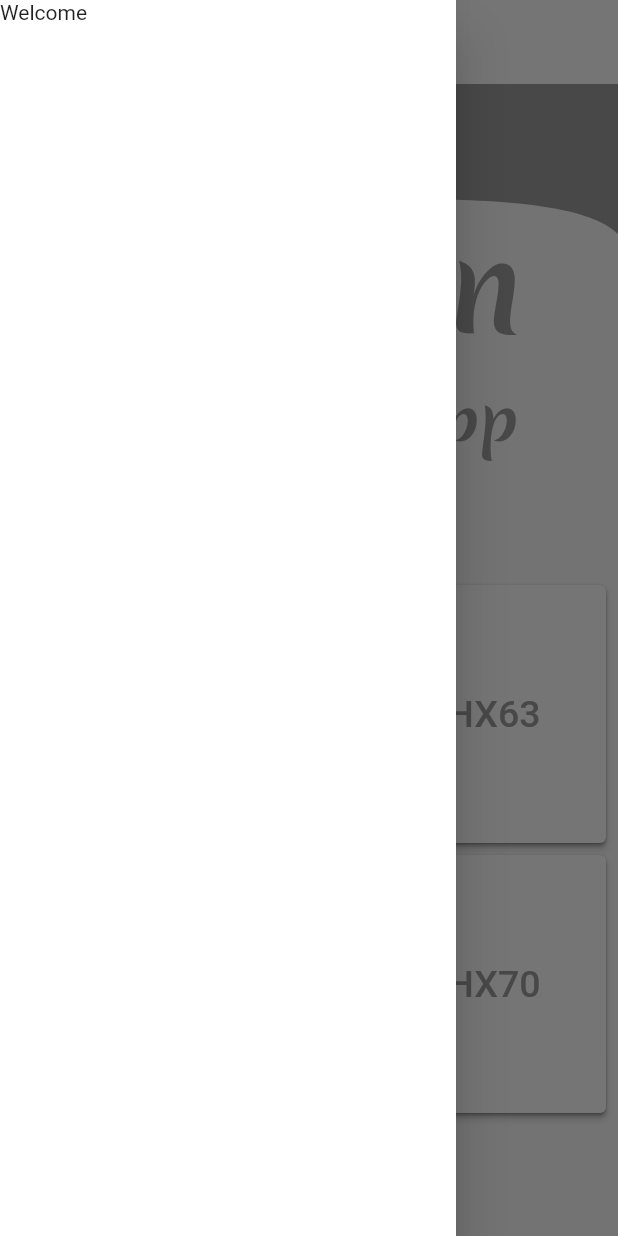
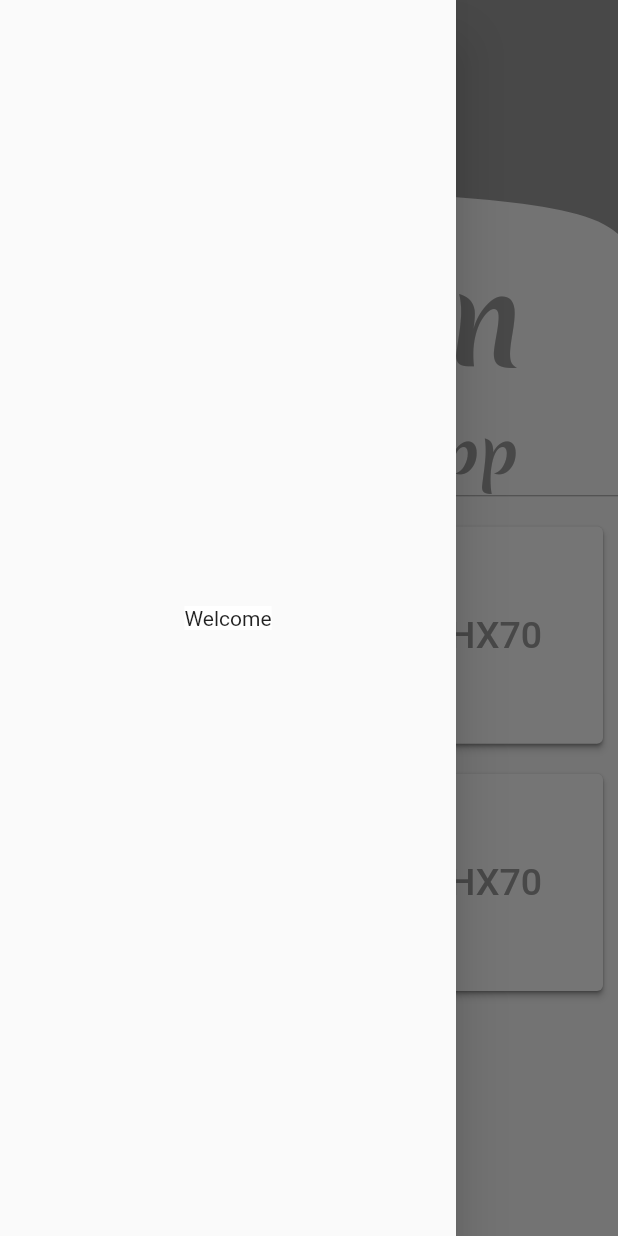
Before and after one commit to LutzHoffmann/jongen, a Flutter app: the screen it shows after launch, in the side drawer, after a tap on "417HX63", on a phone screen of 412 x 824 dp. Run offline on Flutter 3.47's test engine with Material 2 defaults, Android fonts, the phone set to English and light mode, and no system bars; our stand-ins replace get, pdf, printing, sqflite; missing offline and left inert: excel; accounts and stored records are empty.

Commit message:
allwwork on 18122021 less pdf and abaut/info

```diff
--- a/lib/screens/start_screen.dart
+++ b/lib/screens/start_screen.dart
@@ -1,5 +1,7 @@
 import 'package:flutter/material.dart';
 import 'package:get/route_manager.dart';
+import 'package:jongen/widgets/mainscreen_buttons.dart';
+
 import 'package:jongen/widgets/my_custom_clipper.dart';
 import '../widgets/main_drawer.dart';
 
@@ -11,17 +13,19 @@ class StartScreen extends StatelessWidget {
     return Scaffold(
       appBar: AppBar(
         elevation: 0,
-        iconTheme: IconThemeData(color: Theme.of(context).accentColor),
-        backgroundColor: Theme.of(context).primaryColor,
+        iconTheme: IconThemeData(color: Theme.of(context).primaryColor),
+        backgroundColor: Theme.of(context).accentColor,
         toolbarOpacity: 1,
         title: Text(
           'Jongen',
-          style: TextStyle(color: Theme.of(context).accentColor),
+          style: TextStyle(color: Theme.of(context).primaryColor),
         ),
       ),
       drawer: MainDrawer(),
       body: Container(
-        child: Stack(
+        child: Column(
+          children: [
+            Stack(
               children: [
                 Column(
                   mainAxisAlignment: MainAxisAlignment.start,
@@ -34,6 +38,8 @@ class StartScreen extends StatelessWidget {
                         height: 100,
                         color: Colors.grey,
                       ),
+                    ),
+                  ],
                 ),
               ],
             ),
@@ -70,100 +76,26 @@ class StartScreen extends StatelessWidget {
                       ),
                     ],
                   ),
+                  Divider(
+                    height: 1,
+                    color: Theme.of(context).accentColor,
+                  ),
                   Row(
                     mainAxisAlignment: MainAxisAlignment.spaceEvenly,
+                    crossAxisAlignment: CrossAxisAlignment.end,
                     children: [
                       Column(
-                        mainAxisAlignment: MainAxisAlignment.spaceEvenly,
+                        mainAxisAlignment: MainAxisAlignment.end,
                         children: [
-                          Stack(
-                            children: [
-                              Container(
-                                height: 180,
-                                width: 200,
-                                child: Card(
-                                  color: Colors.transparent,
-                                  child: ElevatedButton(
-                                    style: ElevatedButton.styleFrom(
-                                      primary: Colors.white,
-                                    ),
-                                    onPressed: () => Get.toNamed('/screenkurz',
-                                        arguments: ['GEO417', 'HX63']),
-                                    child: Text(
-                                      '417HX63',
-                                      style: TextStyle(
-                                          color: Theme.of(context).accentColor,
-                                          fontSize: 25),
-                                    ),
-                                  ),
-                                ),
-                              ),
-                            ],
-                          ),
-                          Container(
-                            height: 180,
-                            width: 200,
-                            child: Card(
-                              color: Colors.transparent,
-                              child: ElevatedButton(
-                                style: ElevatedButton.styleFrom(
-                                  primary: Colors.white,
-                                ),
-                                onPressed: () => Get.toNamed('/screenkurz',
-                                    arguments: ['GEO417', 'HX70']),
-                                child: Text(
-                                  '417HX70',
-                                  style: TextStyle(
-                                      color: Theme.of(context).accentColor,
-                                      fontSize: 25),
-                                ),
-                              ),
-                            ),
-                          ),
+                          MainScreenButtons('417HX63'),
+                          MainScreenButtons('418HX63'),
                         ],
                       ),
                       Column(
                         mainAxisAlignment: MainAxisAlignment.spaceEvenly,
                         children: [
-                          Container(
-                            height: 180,
-                            width: 200,
-                            child: Card(
-                              color: Colors.transparent,
-                              child: ElevatedButton(
-                                  style: ElevatedButton.styleFrom(
-                                    primary: Colors.white,
-                                  ),
-                                  onPressed: () => Get.toNamed('/screenkurz',
-                                      arguments: ['GEO418', 'HX63']),
-                                  child: Text(
-                                    '418HX63',
-                                    style: TextStyle(
-                                        color: Theme.of(context).accentColor,
-                                        fontSize: 25),
-                                  )),
-                            ),
-                          ),
-                          Container(
-                            height: 180,
-                            width: 200,
-                            child: Card(
-                              color: Colors.transparent,
-                              child: ElevatedButton(
-                                style: ElevatedButton.styleFrom(
-                                  primary: Colors.white,
-                                ),
-                                onPressed: () => Get.toNamed('/screenkurz',
-                                    arguments: ['GEO418', 'HX70']),
-                                child: Text(
-                                  '418HX70',
-                                  style: TextStyle(
-                                      color: Theme.of(context).accentColor,
-                                      fontSize: 25),
-                                ),
-                              ),
-                            ),
-                          ),
+                          MainScreenButtons('417HX70'),
+                          MainScreenButtons('418HX70')
                         ],
                       ),
                     ],
--- a/lib/widgets/button_bar.dart
+++ b/lib/widgets/button_bar.dart
@@ -10,9 +10,10 @@ class ButtBar extends StatelessWidget {
     return ChangeNotifierProvider(
       create: (_) => MaterialChoiseProvider(),
       child: Container(
+        alignment: Alignment.center,
         child: ButtonBar(
           buttonPadding: EdgeInsets.symmetric(vertical: 0, horizontal: 0),
-          alignment: MainAxisAlignment.end,
+          alignment: MainAxisAlignment.center,
           children: [
             ChoiseButtons('rough'),
             ChoiseButtons('finish'),
--- a/lib/widgets/elevated_buttons.dart
+++ b/lib/widgets/elevated_buttons.dart
@@ -67,6 +67,7 @@ class _ChoiseButtonsState extends State<ChoiseButtons> {
         buttonPressed(widget.text),
         showDialog(
           context: context,
+          barrierDismissible: false,
           builder: (BuildContext context) {
             return ChoiseDialog();
           },
--- a/lib/widgets/main_drawer.dart
+++ b/lib/widgets/main_drawer.dart
@@ -4,9 +4,14 @@ class MainDrawer extends StatelessWidget {
   @override
   Widget build(BuildContext context) {
     return Drawer(
-      child: Container(
-        color: Colors.white,
-        child: Text('Welcome'),
+      child: Column(
+        mainAxisAlignment: MainAxisAlignment.spaceEvenly,
+        children: [
+          Container(
+            color: Colors.white,
+            child: Text('Welcome'),
+          ),
+        ],
       ),
     );
   }
--- /dev/null
+++ b/lib/widgets/mainscreen_buttons.dart
@@ -0,0 +1,32 @@
+import 'package:flutter/material.dart';
+import 'package:get/get.dart';
+
+class MainScreenButtons extends StatelessWidget {
+  final buttonText;
+
+  MainScreenButtons(this.buttonText);
+  @override
+  Widget build(BuildContext context) {
+    final argument1Substring = 'Geo' + buttonText.substring(0, 3);
+    return Container(
+      height: (Get.height) / 5,
+      width: Get.width / 2,
+      child: Card(
+        margin: EdgeInsets.only(top: 20, left: 10, right: 10),
+        color: Colors.transparent,
+        child: ElevatedButton(
+          style: ElevatedButton.styleFrom(
+            primary: Colors.white,
+          ),
+          onPressed: () => Get.toNamed('/screenkurz',
+              arguments: [argument1Substring, buttonText.substring(3)]),
+          child: Text(
+            buttonText,
+            style:
+                TextStyle(color: Theme.of(context).accentColor, fontSize: 25),
+          ),
+        ),
+      ),
+    );
+  }
+}
--- a/lib/widgets/my_custom_clipper.dart
+++ b/lib/widgets/my_custom_clipper.dart
@@ -4,12 +4,12 @@ class MyCustomClipper extends CustomClipper<Path> {
   @override
   Path getClip(Size size) {
     var startPoint = Offset(0, 0);
-    var controlPoint1 = Offset(50, size.height);
+    var controlPoint1 = Offset(0, size.height);
     var controlPoint2 = Offset(size.width - 50, size.height / 2);
     var endPoint = Offset(size.width, size.height);
     Path path = Path()
       ..moveTo(startPoint.dx, startPoint.dy)
-      ..lineTo(0, size.height - 20)
+      ..lineTo(0, 0)
       ..cubicTo(controlPoint1.dx, controlPoint1.dy, controlPoint2.dx,
           controlPoint2.dy, endPoint.dx, endPoint.dy)
       ..lineTo(size.width, 0)
```
Also changed, not shown: lib/models/cut_grid.dart (+4 -3 lines), lib/screens/choise_dialog.dart (+18 -8 lines), lib/screens/screen_kurz.dart (+17 -2 lines), lib/widgets/cut_grid_tile.dart (+19 -19 lines). Lines whose indentation alone changed are shown as unchanged.
